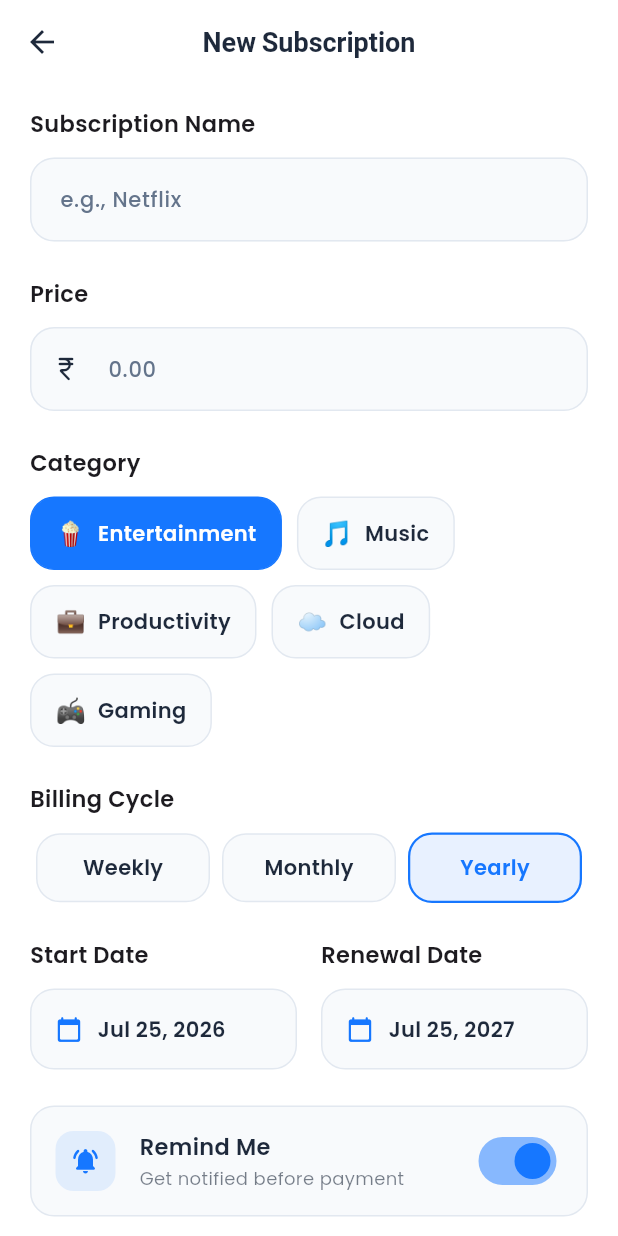
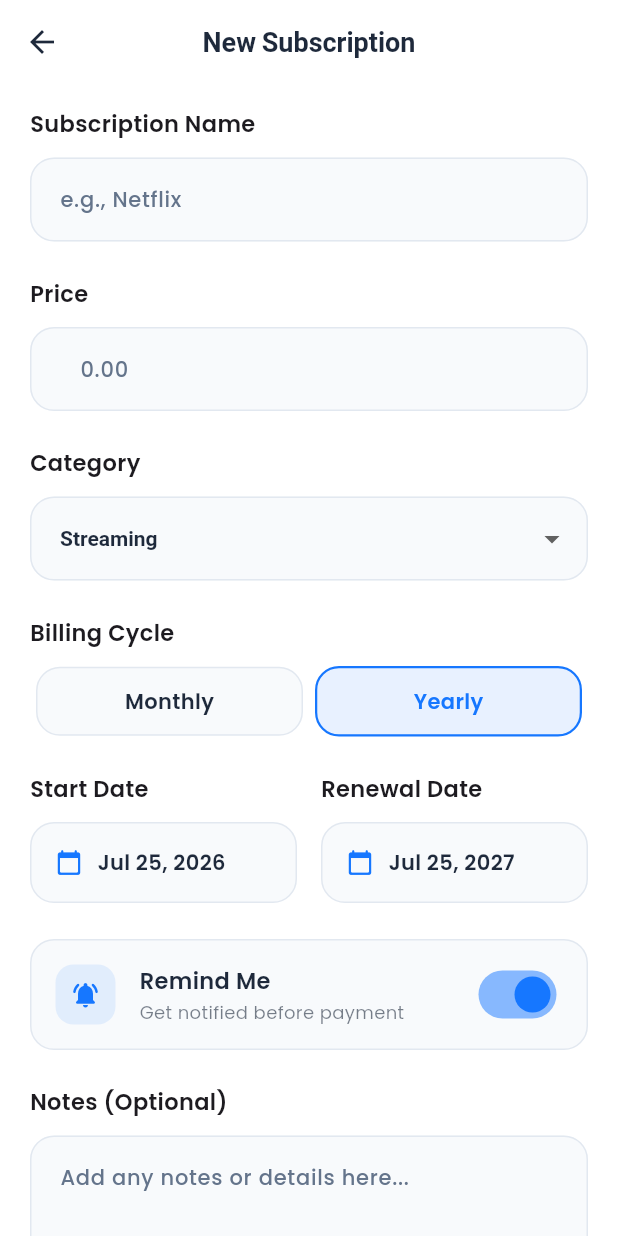
Before and after one commit to hemanthphk/Sanchora, a Flutter app: the AddSubscriptionPage screen opened directly, after a tap on "Yearly", on a phone screen of 412 x 824 dp. Run offline on Flutter 3.47's test engine with Material 3 defaults, Android fonts, the phone set to English and light mode, and no system bars; our stand-ins replace google_fonts, shared_preferences; accounts and stored records are empty.

Commit message:
feat: implement add subscription page phase 1

```diff
--- a/lib/features/add_subscription/presentation/pages/add_subscription_page.dart
+++ b/lib/features/add_subscription/presentation/pages/add_subscription_page.dart
@@ -1,4 +1,5 @@
 import 'package:flutter/material.dart';
+import 'package:sanchora/core/utils/currency_formatter.dart';
 
 class AddSubscriptionPage extends StatefulWidget {
   const AddSubscriptionPage({super.key});
@@ -13,40 +14,63 @@ class _AddSubscriptionPageState extends State<AddSubscriptionPage> {
   final TextEditingController _priceController = TextEditingController();
   final TextEditingController _notesController = TextEditingController();
 
-  String _selectedCategory = "Entertainment";
-  final List<Map<String, String>> _categories = [
-    {"title": "Entertainment", "emoji": "🍿"},
-    {"title": "Music", "emoji": "🎵"},
-    {"title": "Productivity", "emoji": "💼"},
-    {"title": "Cloud", "emoji": "☁️"},
-    {"title": "Gaming", "emoji": "🎮"},
+  String _selectedCategory = "Streaming";
+  final List<String> _categories = [
+    "Streaming",
+    "Music",
+    "Shopping",
+    "Productivity",
+    "AI",
+    "Gaming",
+    "Finance",
+    "Education",
+    "Health",
+    "Other",
   ];
 
   String _selectedCycle = "Monthly";
-  final List<String> _billingCycles = ["Weekly", "Monthly", "Yearly"];
+  final List<String> _billingCycles = ["Monthly", "Yearly"];
 
   DateTime _startDate = DateTime.now();
   late DateTime _renewalDate;
   bool _reminderEnabled = true;
+  bool _isFormValid = false;
 
   @override
   void initState() {
     super.initState();
     _renewalDate = _calculateRenewalDate(_startDate, _selectedCycle);
+    _nameController.addListener(_validateForm);
+    _priceController.addListener(() {
+      setState(() {});
+      _validateForm();
+    });
+    _validateForm();
   }
 
   @override
   void dispose() {
+    _nameController.removeListener(_validateForm);
     _nameController.dispose();
     _priceController.dispose();
     _notesController.dispose();
     super.dispose();
   }
 
+  void _validateForm() {
+    final nameValid = _nameController.text.trim().isNotEmpty;
+    final priceText = _priceController.text.trim();
+    final priceValid = priceText.isNotEmpty && (double.tryParse(priceText) ?? 0) > 0;
+    final valid = nameValid && priceValid && _selectedCategory.isNotEmpty;
+    if (valid != _isFormValid) {
+      setState(() {
+        _isFormValid = valid;
+      });
+    }
+  }
+
   DateTime _calculateRenewalDate(DateTime start, String cycle) {
-    if (cycle == "Weekly") {
-      return start.add(const Duration(days: 7));
-    } else if (cycle == "Monthly") {
+    if (cycle == "Monthly") {
       return DateTime(start.year, start.month + 1, start.day);
     } else if (cycle == "Yearly") {
       return DateTime(start.year + 1, start.month, start.day);
@@ -59,6 +83,7 @@ class _AddSubscriptionPageState extends State<AddSubscriptionPage> {
       _selectedCycle = cycle;
       _renewalDate = _calculateRenewalDate(_startDate, cycle);
     });
+    _validateForm();
   }
 
   Future<void> _selectDate(BuildContext context, bool isStart) async {
@@ -85,6 +110,7 @@ class _AddSubscriptionPageState extends State<AddSubscriptionPage> {
           _renewalDate = picked;
         }
       });
+      _validateForm();
     }
   }
 
@@ -157,15 +183,18 @@ class _AddSubscriptionPageState extends State<AddSubscriptionPage> {
                   TextFormField(
                     controller: _priceController,
                     keyboardType: const TextInputType.numberWithOptions(decimal: true),
-                    decoration: const InputDecoration(
+                    decoration: InputDecoration(
                       hintText: "0.00",
-                      prefixIcon: Icon(Icons.currency_rupee_rounded, size: 20),
+                      prefixText: "${CurrencyFormatter.format(0).substring(0, 1)} ",
+                      helperText: _priceController.text.trim().isNotEmpty && double.tryParse(_priceController.text.trim()) != null
+                          ? "Formatted: ${CurrencyFormatter.format(double.tryParse(_priceController.text.trim()) ?? 0)} / ${_selectedCycle == 'Monthly' ? 'mo' : 'yr'}"
+                          : null,
                     ),
                     validator: (value) {
                       if (value == null || value.trim().isEmpty) {
                         return "Please enter price";
                       }
-                      if (double.tryParse(value) == null) {
+                      if ((double.tryParse(value.trim()) ?? 0) <= 0) {
                         return "Invalid amount";
                       }
                       return null;
@@ -174,41 +203,41 @@ class _AddSubscriptionPageState extends State<AddSubscriptionPage> {
                   const SizedBox(height: 24),
 
                   _buildSectionTitle("Category"),
-                  Wrap(
-                    spacing: 10,
-                    runSpacing: 10,
-                    children: _categories.map((category) {
-                      final selected = _selectedCategory == category["title"];
-                      return InkWell(
-                        onTap: () => setState(() => _selectedCategory = category["title"]!),
+                  DropdownButtonFormField<String>(
+                    initialValue: _selectedCategory,
+                    decoration: InputDecoration(
+                      contentPadding: const EdgeInsets.symmetric(horizontal: 16, vertical: 16),
+                      border: OutlineInputBorder(
                         borderRadius: BorderRadius.circular(16),
-                        child: Container(
-                          padding: const EdgeInsets.symmetric(horizontal: 16, vertical: 12),
-                          decoration: BoxDecoration(
-                            color: selected ? theme.colorScheme.primary : theme.cardTheme.color,
+                        borderSide: BorderSide(color: theme.colorScheme.outline),
+                      ),
+                      enabledBorder: OutlineInputBorder(
                         borderRadius: BorderRadius.circular(16),
-                            border: Border.all(
-                              color: selected ? theme.colorScheme.primary : theme.colorScheme.outline,
+                        borderSide: BorderSide(color: theme.colorScheme.outline),
+                      ),
+                      focusedBorder: OutlineInputBorder(
+                        borderRadius: BorderRadius.circular(16),
+                        borderSide: BorderSide(color: theme.colorScheme.primary, width: 2),
                       ),
                     ),
-                          child: Row(
-                            mainAxisSize: MainAxisSize.min,
-                            children: [
-                              Text(category["emoji"]!, style: const TextStyle(fontSize: 16)),
-                              const SizedBox(width: 8),
-                              Text(
-                                category["title"]!,
+                    dropdownColor: theme.cardTheme.color ?? theme.colorScheme.surface,
                     style: TextStyle(
                       fontWeight: FontWeight.w600,
                       fontSize: 14,
-                                  color: selected ? theme.colorScheme.onPrimary : theme.colorScheme.onSurface,
+                      color: theme.colorScheme.onSurface,
                     ),
-                              ),
-                            ],
-                          ),
-                        ),
+                    items: _categories.map((category) {
+                      return DropdownMenuItem<String>(
+                        value: category,
+                        child: Text(category),
                       );
                     }).toList(),
+                    onChanged: (val) {
+                      if (val != null) {
+                        setState(() => _selectedCategory = val);
+                        _validateForm();
+                      }
+                    },
                   ),
                   const SizedBox(height: 24),
 
@@ -361,18 +390,22 @@ class _AddSubscriptionPageState extends State<AddSubscriptionPage> {
                       Expanded(
                         flex: 2,
                         child: ElevatedButton(
-                          onPressed: () {
+                          onPressed: _isFormValid
+                              ? () {
                                   if (_formKey.currentState!.validate()) {
+                                    // Phase 1: Do not implement saving, dummy data updates, or navigation back yet.
                                     ScaffoldMessenger.of(context).showSnackBar(
-                                const SnackBar(content: Text("Subscription saved successfully!")),
+                                      const SnackBar(content: Text("Form is valid! (Saving disabled in Phase 1)")),
                                     );
-                              Navigator.pop(context);
                                   }
-                          },
+                                }
+                              : null,
                           style: ElevatedButton.styleFrom(
                             padding: const EdgeInsets.symmetric(vertical: 16),
                             backgroundColor: theme.colorScheme.primary,
                             foregroundColor: theme.colorScheme.onPrimary,
+                            disabledBackgroundColor: theme.colorScheme.onSurface.withValues(alpha: 0.12),
+                            disabledForegroundColor: theme.colorScheme.onSurface.withValues(alpha: 0.38),
                             shape: RoundedRectangleBorder(borderRadius: BorderRadius.circular(16)),
                             elevation: 0,
                           ),
--- a/lib/features/navigation/main_navigation.dart
+++ b/lib/features/navigation/main_navigation.dart
@@ -4,6 +4,7 @@ import 'package:sanchora/core/widgets/sanchora_bottom_nav.dart';
 import '../home/screens/home_screen.dart';
 import '../profile/screens/profile_screen.dart';
 import '../subscriptions/screens/subscriptions_screen.dart';
+import '../add_subscription/presentation/pages/add_subscription_page.dart';
 
 class MainNavigation extends StatefulWidget {
   const MainNavigation({super.key});
@@ -18,9 +19,7 @@ class _MainNavigationState extends State<MainNavigation> {
   final List<Widget> _screens = const [
     HomeScreen(),
     SubscriptionsScreen(),
-    Scaffold(
-      body: Center(child: Text('Add Subscription')),
-    ),
+    AddSubscriptionPage(),
     Scaffold(
       body: Center(child: Text('Analytics')),
     ),
@@ -37,6 +36,12 @@ class _MainNavigationState extends State<MainNavigation> {
       bottomNavigationBar: SanchoraBottomNav(
         selectedTab: BottomNavTab.values[_currentIndex],
         onTabSelected: (tab) {
+          if (tab == BottomNavTab.add) {
+            Navigator.of(context).push(
+              MaterialPageRoute(builder: (_) => const AddSubscriptionPage()),
+            );
+            return;
+          }
           setState(() {
             _currentIndex = tab.index;
           });
```
Lines whose indentation alone changed are shown as unchanged.
